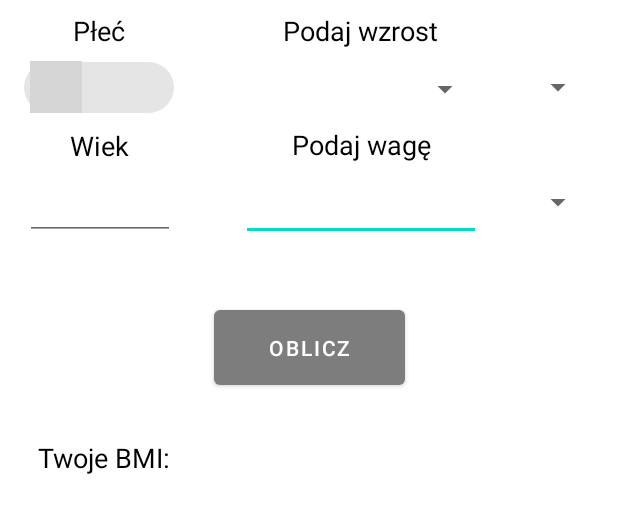
After one commit to kkarpiski/All-Calculator, an Android app: the layout activity_calculator_bmi.xml on its own in the app's theme, with its tools: preview values and no code run, on a phone screen of 412 x 824 dp. The commit adds this screen. Shown: the top 513 px of the screen. Run offline under Robolectric (Android 15) with nearby library versions, the phone set to English and light mode, and no system bars.

Commit message:
add spinner, and any items

```diff
--- /dev/null
+++ b/app/src/main/res/layout/activity_calculator_bmi.xml
@@ -0,0 +1,191 @@
+<?xml version="1.0" encoding="utf-8"?>
+<androidx.constraintlayout.widget.ConstraintLayout xmlns:android="http://schemas.android.com/apk/res/android"
+    xmlns:app="http://schemas.android.com/apk/res-auto"
+    xmlns:tools="http://schemas.android.com/tools"
+    android:id="@+id/linearLayout"
+    android:layout_width="match_parent"
+    android:layout_height="match_parent">
+
+
+    <TextView
+        android:id="@+id/tv_wzrost"
+        android:layout_width="160dp"
+        android:layout_height="25dp"
+        android:layout_marginStart="160dp"
+        android:layout_marginTop="8dp"
+        android:layout_marginEnd="10dp"
+        android:text="@string/podaj_wzrost"
+        android:textAlignment="center"
+        android:textColor="@color/black"
+        android:textSize="18sp"
+        app:layout_constraintEnd_toEndOf="parent"
+        app:layout_constraintHorizontal_bias="0.0"
+        app:layout_constraintStart_toStartOf="parent"
+        app:layout_constraintTop_toTopOf="parent" />
+
+    <TextView
+        android:id="@+id/tv_plec"
+        android:layout_width="100dp"
+        android:layout_height="25dp"
+        android:layout_marginStart="16dp"
+        android:layout_marginTop="8dp"
+        android:layout_marginEnd="89dp"
+        android:text="@string/plec"
+        android:textAlignment="center"
+        android:textColor="@color/black"
+        android:textSize="18sp"
+        app:layout_constraintEnd_toStartOf="@+id/tv_wzrost"
+        app:layout_constraintHorizontal_bias="0.0"
+        app:layout_constraintStart_toStartOf="parent"
+        app:layout_constraintTop_toTopOf="parent" />
+
+    <com.google.android.material.chip.Chip
+        android:id="@+id/chose_sex"
+        android:layout_width="100dp"
+        android:layout_height="50dp"
+        android:layout_marginStart="16dp"
+        android:layout_marginEnd="84dp"
+        android:checkable="true"
+        android:textAlignment="center"
+        app:checkedIcon="@mipmap/woman100"
+        app:chipIcon="@mipmap/man100"
+        app:chipIconSize="35dp"
+        app:closeIcon="@null"
+        app:layout_constraintEnd_toStartOf="@+id/sp_wzrost"
+        app:layout_constraintHorizontal_bias="0.0"
+        app:layout_constraintStart_toStartOf="parent"
+        app:layout_constraintTop_toBottomOf="@+id/tv_plec" />
+
+    <Spinner
+        android:id="@+id/sp_wzrost"
+        android:layout_width="160dp"
+        android:layout_height="50dp"
+        android:layout_marginTop="1dp"
+        android:layout_marginEnd="10dp"
+        android:dropDownWidth="wrap_content"
+        app:layout_constraintEnd_toEndOf="parent"
+        app:layout_constraintHorizontal_bias="0.663"
+        app:layout_constraintStart_toStartOf="parent"
+        app:layout_constraintTop_toBottomOf="@+id/tv_wzrost" />
+
+    <TextView
+        android:id="@+id/tv_waga"
+        android:layout_width="160dp"
+        android:layout_height="25dp"
+        android:layout_marginStart="160dp"
+        android:layout_marginTop="84dp"
+        android:layout_marginEnd="91dp"
+        android:text="@string/podaj_wag"
+        android:textAlignment="center"
+        android:textColor="@color/black"
+        android:textSize="18sp"
+        app:layout_constraintEnd_toEndOf="parent"
+        app:layout_constraintHorizontal_bias="1.0"
+        app:layout_constraintStart_toStartOf="parent"
+        app:layout_constraintTop_toTopOf="parent" />
+
+    <EditText
+        android:id="@+id/et_waga"
+        android:layout_width="160dp"
+        android:layout_height="50dp"
+        android:layout_marginTop="1dp"
+        android:inputType="number"
+        app:layout_constraintEnd_toEndOf="parent"
+        app:layout_constraintHorizontal_bias="0.637"
+        app:layout_constraintStart_toStartOf="parent"
+        app:layout_constraintTop_toBottomOf="@+id/tv_waga" />
+
+    <Button
+        android:id="@+id/btn_oblicz"
+        android:layout_width="127dp"
+        android:layout_height="62dp"
+        android:layout_marginStart="162dp"
+        android:layout_marginTop="40dp"
+        android:layout_marginEnd="162dp"
+        android:text="@string/oblicz"
+        app:layout_constraintEnd_toEndOf="parent"
+        app:layout_constraintStart_toStartOf="parent"
+        app:layout_constraintTop_toBottomOf="@+id/et_waga" />
+
+    <TextView
+        android:id="@+id/tv_wynikBMI"
+        android:layout_width="124dp"
+        android:layout_height="50dp"
+        android:layout_marginStart="7dp"
+        android:layout_marginTop="132dp"
+        android:layout_marginEnd="29dp"
+        android:text="@string/twoje_bmi"
+        android:textAlignment="center"
+        android:textColor="@color/black"
+        android:textSize="18sp"
+        app:layout_constraintEnd_toStartOf="@+id/tv_wynik"
+        app:layout_constraintStart_toStartOf="parent"
+        app:layout_constraintTop_toBottomOf="@+id/et_waga" />
+
+    <TextView
+        android:id="@+id/tv_wynik"
+        android:layout_width="0dp"
+        android:layout_height="52dp"
+        android:layout_marginStart="29dp"
+        android:layout_marginTop="28dp"
+        android:layout_marginEnd="96dp"
+        android:textAlignment="center"
+        android:textColor="@color/black"
+        android:textSize="18sp"
+        app:layout_constraintEnd_toEndOf="parent"
+        app:layout_constraintStart_toEndOf="@+id/tv_wynikBMI"
+        app:layout_constraintTop_toBottomOf="@+id/btn_oblicz" />
+
+    <Spinner
+        android:id="@+id/spinner_wzrost"
+        android:layout_width="73dp"
+        android:layout_height="50dp"
+        android:layout_marginStart="2dp"
+        android:layout_marginTop="33dp"
+        android:layout_marginEnd="16dp"
+        app:layout_constraintEnd_toEndOf="parent"
+        app:layout_constraintHorizontal_bias="0.0"
+        app:layout_constraintStart_toEndOf="@+id/sp_wzrost"
+        app:layout_constraintTop_toTopOf="parent" />
+
+    <Spinner
+        android:id="@+id/spinner_waga"
+        android:layout_width="73dp"
+        android:layout_height="50dp"
+        android:layout_marginStart="2dp"
+        android:layout_marginTop="110dp"
+        android:layout_marginEnd="16dp"
+        app:layout_constraintEnd_toEndOf="parent"
+        app:layout_constraintHorizontal_bias="0.0"
+        app:layout_constraintStart_toEndOf="@+id/sp_wzrost"
+        app:layout_constraintTop_toTopOf="parent" />
+
+    <TextView
+        android:id="@+id/tv_wiek"
+        android:layout_width="100dp"
+        android:layout_height="25dp"
+        android:layout_marginStart="16dp"
+        android:layout_marginTop="1dp"
+        android:layout_marginEnd="41dp"
+        android:text="@string/wiek"
+        android:textAlignment="center"
+        android:textColor="@color/black"
+        android:textSize="18sp"
+        app:layout_constraintEnd_toStartOf="@+id/et_waga"
+        app:layout_constraintHorizontal_bias="0.0"
+        app:layout_constraintStart_toStartOf="parent"
+        app:layout_constraintTop_toBottomOf="@+id/chose_sex" />
+
+    <EditText
+        android:id="@+id/et_wiek"
+        android:layout_width="100dp"
+        android:layout_height="50dp"
+        android:layout_marginStart="16dp"
+        android:layout_marginEnd="44dp"
+        android:ems="10"
+        android:inputType="number"
+        app:layout_constraintEnd_toStartOf="@+id/et_waga"
+        app:layout_constraintStart_toStartOf="parent"
+        app:layout_constraintTop_toBottomOf="@+id/tv_wiek" />
+
+</androidx.constraintlayout.widget.ConstraintLayout>
--- a/app/src/main/res/values/strings.xml
+++ b/app/src/main/res/values/strings.xml
@@ -1,10 +1,12 @@
 <resources>
     <string name="app_name">Calculator</string>
-    <string name="podaj_wzrost">Podaj wzrost [cm]</string>
-    <string name="podaj_wag">Podaj wagę [kg]</string>
+    <string name="podaj_wzrost">Podaj wzrost</string>
+    <string name="podaj_wag">Podaj wagę</string>
     <string name="oblicz">Oblicz</string>
     <string name="twoje_bmi">Twoje BMI:</string>
     <string name="wynik">wynik</string>
+    <string name="plec">Płeć</string>
+    <string name="wiek">Wiek</string>
 
     <string-array name="sp_wzrost">
         <item>165</item>
@@ -25,6 +27,13 @@
         <item>180</item>
         <item>181</item>
     </string-array>
+    <string-array name="wzrostJednostka">
+        <item>cm</item>
+        <item>m</item>
+    </string-array>
+    <string-array name="wagaJednostka">
+        <item>kg</item>
+    </string-array>
 
 
 </resources>
```
Also changed, not shown: app/src/main/java/com/example/calculator/CalculatorBMI.java (+62 -14 lines), app/src/main/res/layout/activity_calculator_bmw.xml (deleted, +0 -95 lines).
